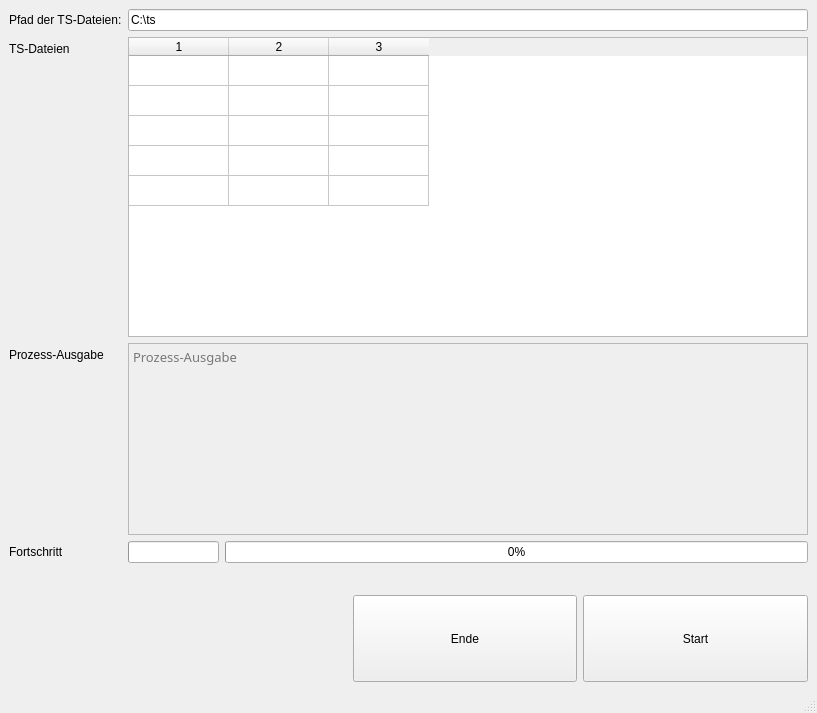
Old version of the form XCodeUI.ui in the repository ruegi/XCode.
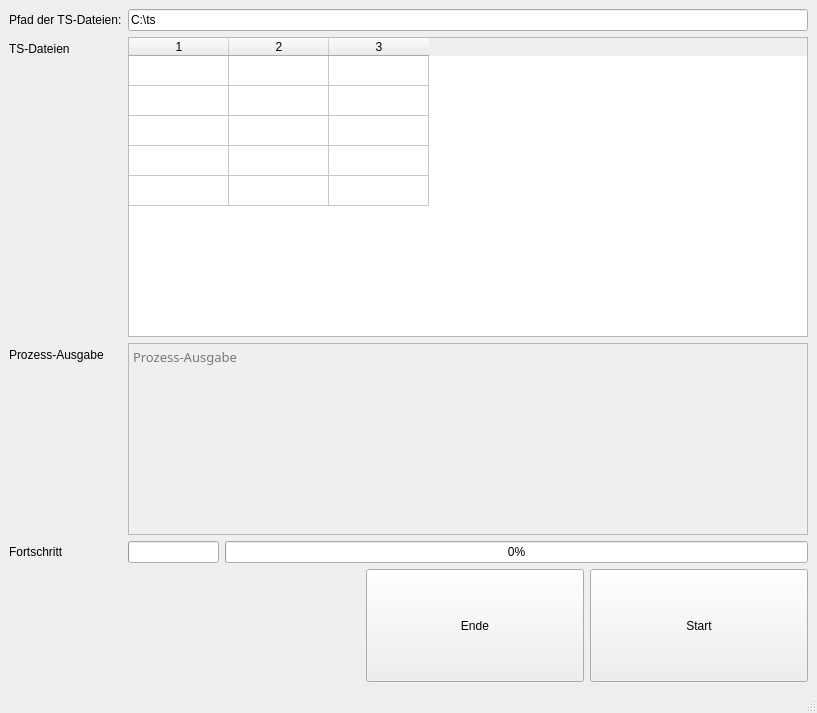
New version of the form. Icons and pictures are not drawn.

What changed in the file:
```diff
--- a/XCodeUI.ui
+++ b/XCodeUI.ui
@@ -151,6 +151,22 @@
       </item>
       <item row="12" column="1">
        <layout class="QHBoxLayout" name="horizontalLayout">
+        <item>
+         <spacer name="verticalSpacer">
+          <property name="orientation">
+           <enum>Qt::Vertical</enum>
+          </property>
+          <property name="sizeType">
+           <enum>QSizePolicy::Preferred</enum>
+          </property>
+          <property name="sizeHint" stdset="0">
+           <size>
+            <width>20</width>
+            <height>20</height>
+           </size>
+          </property>
+         </spacer>
+        </item>
         <item>
          <spacer name="horizontalSpacer">
           <property name="orientation">
@@ -204,22 +220,6 @@
         </item>
        </layout>
       </item>
-      <item row="11" column="1">
-       <spacer name="verticalSpacer">
-        <property name="orientation">
-         <enum>Qt::Vertical</enum>
-        </property>
-        <property name="sizeType">
-         <enum>QSizePolicy::Preferred</enum>
-        </property>
-        <property name="sizeHint" stdset="0">
-         <size>
-          <width>20</width>
-          <height>20</height>
-         </size>
-        </property>
-       </spacer>
-      </item>
      </layout>
     </item>
    </layout>
```
Left out of the diff: 6 changed lines with no effect on the pictures.
